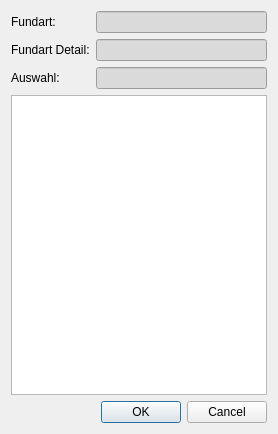
The window that APIS/ui/apis_findingtype_detail.ui (APIS-Luftbildarchiv/APIS3) describes before a commit, drawn with Qt 5.
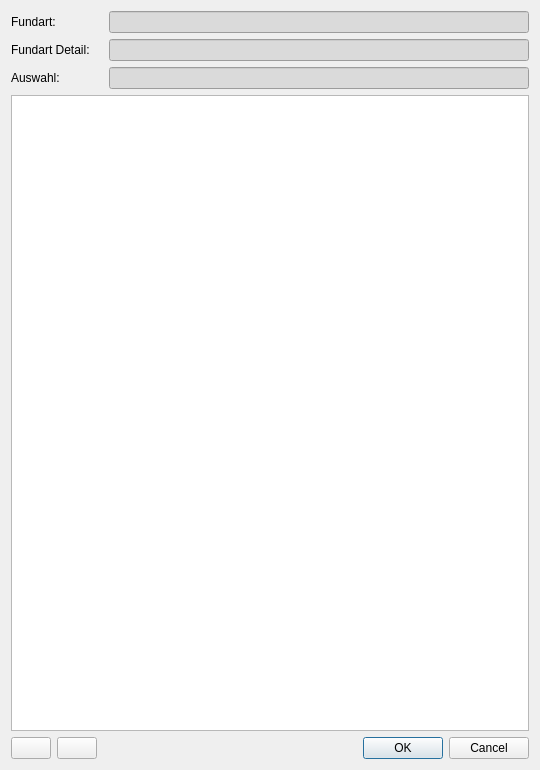
The same window after the commit. Icons and pictures are not drawn.

The edit to the form file:
```diff
--- a/APIS/ui/apis_findingtype_detail.ui
+++ b/APIS/ui/apis_findingtype_detail.ui
@@ -5,6 +5,14 @@
   <property name="windowModality">
    <enum>Qt::ApplicationModal</enum>
   </property>
+  <property name="geometry">
+   <rect>
+    <x>0</x>
+    <y>0</y>
+    <width>540</width>
+    <height>770</height>
+   </rect>
+  </property>
   <property name="windowTitle">
    <string>APIS Fundart Detail</string>
   </property>
@@ -15,15 +23,15 @@
   <property name="modal">
    <bool>true</bool>
   </property>
-  <layout class="QFormLayout" name="formLayout">
-   <item row="0" column="0">
+  <layout class="QGridLayout" name="gridLayout">
+   <item row="0" column="0" colspan="3">
     <widget class="QLabel" name="label">
      <property name="text">
       <string>Fundart:</string>
      </property>
     </widget>
    </item>
-   <item row="0" column="1">
+   <item row="0" column="3">
     <widget class="QLineEdit" name="uiFindingTypeEdit">
      <property name="styleSheet">
       <string notr="true">background-color: rgb(218, 218, 218);</string>
@@ -33,14 +41,14 @@
      </property>
     </widget>
    </item>
-   <item row="1" column="0">
+   <item row="1" column="0" colspan="3">
     <widget class="QLabel" name="label_2">
      <property name="text">
       <string>Fundart Detail:</string>
      </property>
     </widget>
    </item>
-   <item row="1" column="1">
+   <item row="1" column="3">
     <widget class="QLineEdit" name="uiFindingTypeDetailEdit">
      <property name="styleSheet">
       <string notr="true">background-color: rgb(218, 218, 218);</string>
@@ -50,24 +58,7 @@
      </property>
     </widget>
    </item>
-   <item row="2" column="0">
-    <widget class="QLabel" name="label_3">
-     <property name="text">
-      <string>Auswahl:</string>
-     </property>
-    </widget>
-   </item>
-   <item row="2" column="1">
-    <widget class="QLineEdit" name="uiFindingTypeDetailNewEdit">
-     <property name="styleSheet">
-      <string notr="true">background-color: rgb(218, 218, 218);</string>
-     </property>
-     <property name="readOnly">
-      <bool>true</bool>
-     </property>
-    </widget>
-   </item>
-   <item row="3" column="0" colspan="2">
+   <item row="3" column="0" colspan="4">
     <widget class="QTableView" name="uiFindingTypeDetailTableV">
      <property name="sizePolicy">
       <sizepolicy hsizetype="Expanding" vsizetype="Expanding">
@@ -96,7 +87,24 @@
      </property>
     </widget>
    </item>
-   <item row="4" column="0" colspan="2">
+   <item row="2" column="0" colspan="3">
+    <widget class="QLabel" name="label_3">
+     <property name="text">
+      <string>Auswahl:</string>
+     </property>
+    </widget>
+   </item>
+   <item row="2" column="3">
+    <widget class="QLineEdit" name="uiFindingTypeDetailNewEdit">
+     <property name="styleSheet">
+      <string notr="true">background-color: rgb(218, 218, 218);</string>
+     </property>
+     <property name="readOnly">
+      <bool>true</bool>
+     </property>
+    </widget>
+   </item>
+   <item row="4" column="3">
     <widget class="QDialogButtonBox" name="uiButtonBox">
      <property name="orientation">
       <enum>Qt::Horizontal</enum>
@@ -109,6 +117,46 @@
      </property>
     </widget>
    </item>
+   <item row="4" column="0">
+    <widget class="QPushButton" name="uiResetSelectionBtn">
+     <property name="sizePolicy">
+      <sizepolicy hsizetype="Fixed" vsizetype="Fixed">
+       <horstretch>0</horstretch>
+       <verstretch>0</verstretch>
+      </sizepolicy>
+     </property>
+     <property name="text">
+      <string/>
+     </property>
+     <property name="icon">
+      <iconset resource="resource.qrc">
+       <normaloff>:/plugins/APIS/icons/update.png</normaloff>:/plugins/APIS/icons/update.png</iconset>
+     </property>
+     <property name="autoDefault">
+      <bool>false</bool>
+     </property>
+    </widget>
+   </item>
+   <item row="4" column="1">
+    <widget class="QPushButton" name="uiDropSelectionBtn">
+     <property name="sizePolicy">
+      <sizepolicy hsizetype="Fixed" vsizetype="Minimum">
+       <horstretch>0</horstretch>
+       <verstretch>0</verstretch>
+      </sizepolicy>
+     </property>
+     <property name="text">
+      <string/>
+     </property>
+     <property name="icon">
+      <iconset resource="resource.qrc">
+       <normaloff>:/plugins/APIS/icons/cancel.png</normaloff>:/plugins/APIS/icons/cancel.png</iconset>
+     </property>
+     <property name="autoDefault">
+      <bool>false</bool>
+     </property>
+    </widget>
+   </item>
   </layout>
  </widget>
  <resources>
```
